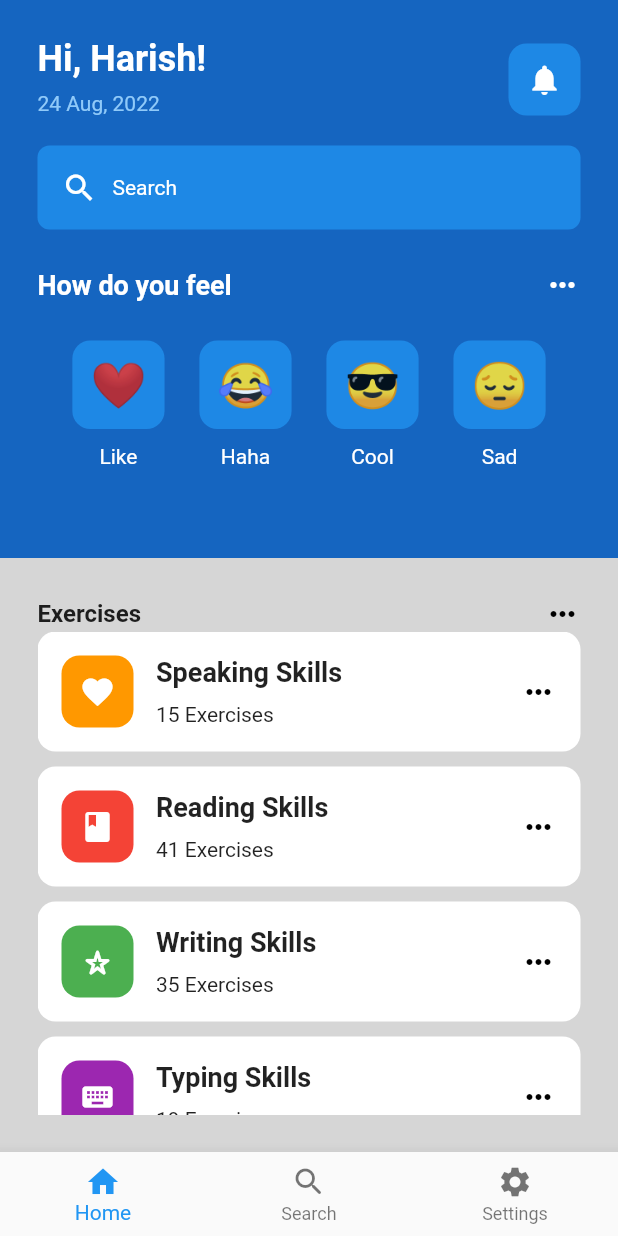
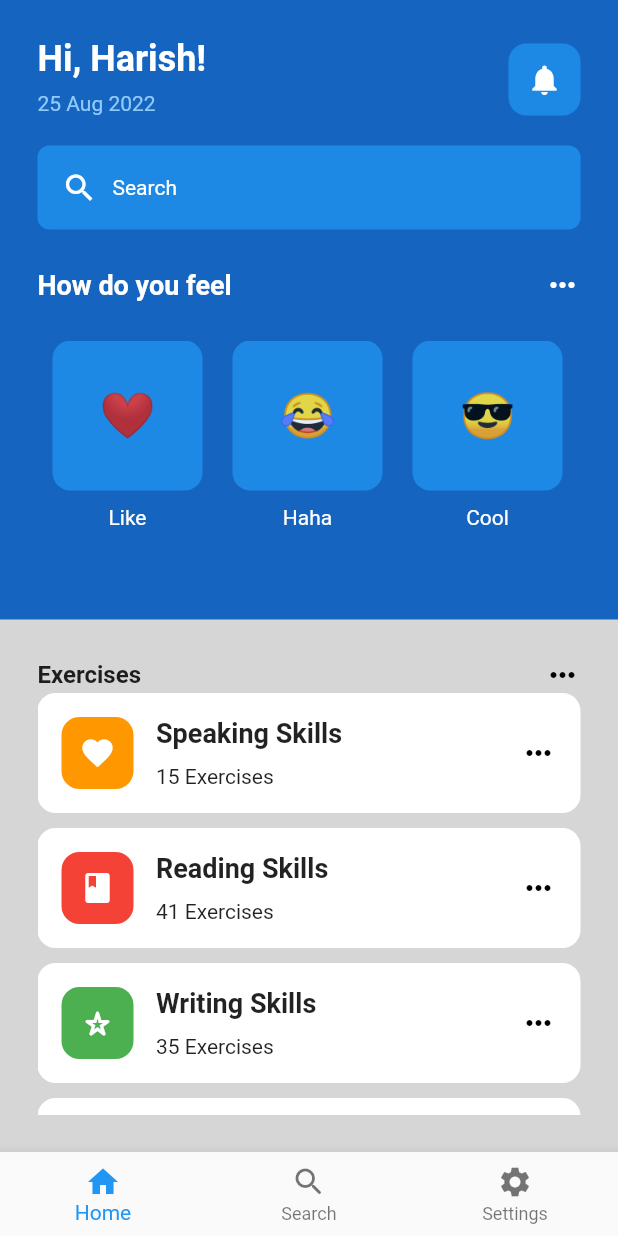
Before and after one commit to Harish-Athulya/dribbleApp, a Flutter app: the screen it shows after launch, on a phone screen of 412 x 824 dp. Run offline on Flutter 3.47's test engine with Material 2 defaults, Android fonts, the phone set to English and light mode, and no system bars.

Commit message:
Date and Horizontal Scroll View Added

```diff
--- a/lib/pages/home_page.dart
+++ b/lib/pages/home_page.dart
@@ -1,6 +1,13 @@
 import 'package:dribble/util/emoticon_face.dart';
 import 'package:dribble/util/exercise_tile.dart';
 import 'package:flutter/material.dart';
+import 'package:intl/intl.dart';
+
+var now = new DateTime.now();
+var formatter = new DateFormat.yMd();
+final String formattedDate = DateFormat('dd MMM yyyy').format(now);
+
+// String formattedDate = "";
 
 class HomePage extends StatefulWidget {
   const HomePage({Key? key}) : super(key: key);
@@ -10,6 +17,12 @@ class HomePage extends StatefulWidget {
 }
 
 class _HomePageState extends State<HomePage> {
+  /* var _now = DateTime.now();
+  var _formatter = new DateFormat('dd-MMM-yyyy');
+  String formattedDate = _formatter.format(_now);
+ */
+  // print(formattedDate); // 2016-01-25
+
   @override
   Widget build(BuildContext context) {
     return Scaffold(
@@ -47,7 +60,7 @@ class _HomePageState extends State<HomePage> {
                             height: 8,
                           ),
                           Text(
-                            '24 Aug, 2022',
+                            formattedDate,
                             style: TextStyle(color: Colors.blue[200]),
                           ),
                         ],
@@ -121,7 +134,9 @@ class _HomePageState extends State<HomePage> {
 
                   // 4 faces
 
-                  Row(
+                  SingleChildScrollView(
+                    scrollDirection: Axis.horizontal,
+                    child: Row(
                       mainAxisAlignment: MainAxisAlignment.spaceEvenly,
                       children: [
                         Column(children: [
@@ -173,6 +188,7 @@ class _HomePageState extends State<HomePage> {
                         // EmoticonFace(emoticonFace: '😇'),
                         // EmoticonFace(emoticonFace: '😎'),
                       ],
+                    ),
                   ),
                 ],
               ),
--- a/lib/util/emoticon_face.dart
+++ b/lib/util/emoticon_face.dart
@@ -7,10 +7,16 @@ class EmoticonFace extends StatelessWidget {
 
   @override
   Widget build(BuildContext context) {
-    return Container(
-        decoration: BoxDecoration(
-            color: Colors.blue[600], borderRadius: BorderRadius.circular(12)),
-        padding: EdgeInsets.all(12),
-        child: Text(emoticonFace, style: TextStyle(fontSize: 30)));
+    return Padding(
+      padding: const EdgeInsets.symmetric(horizontal: 10),
+      child: Container(
+          height: 100,
+          width: 100,
+          decoration: BoxDecoration(
+              color: Colors.blue[600], borderRadius: BorderRadius.circular(12)),
+          // padding: EdgeInsets.all(12),
+          child: Center(
+              child: Text(emoticonFace, style: TextStyle(fontSize: 30)))),
+    );
   }
 }
--- a/pubspec.yaml
+++ b/pubspec.yaml
@@ -34,6 +34,7 @@ dependencies:
   # The following adds the Cupertino Icons font to your application.
   # Use with the CupertinoIcons class for iOS style icons.
   cupertino_icons: ^1.0.2
+  intl: ^0.17.0
 
 dev_dependencies:
   flutter_test:
```
Also changed, not shown: pubspec.lock. Lines whose indentation alone changed are shown as unchanged.
